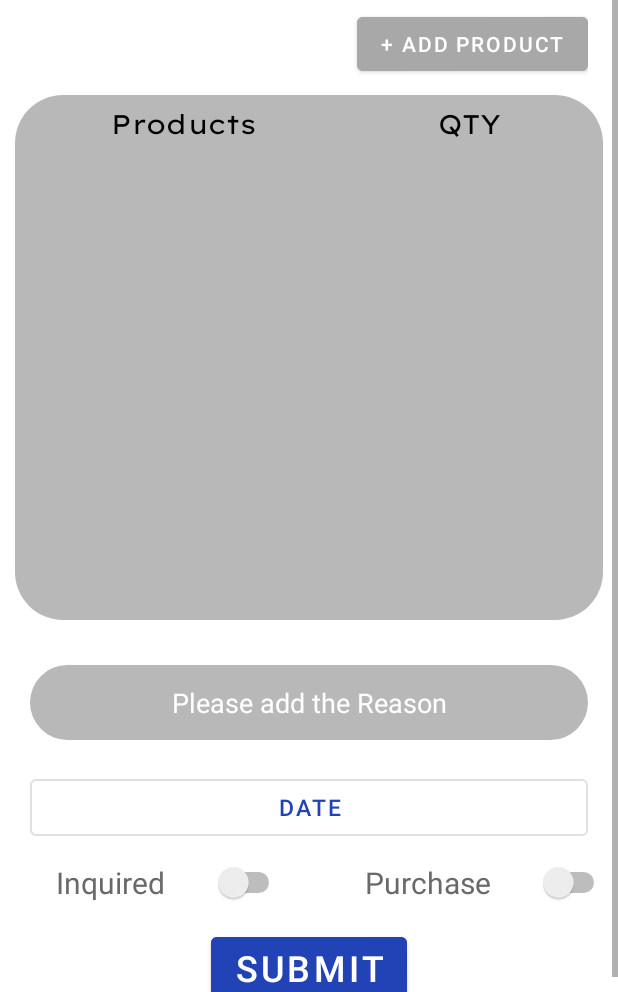
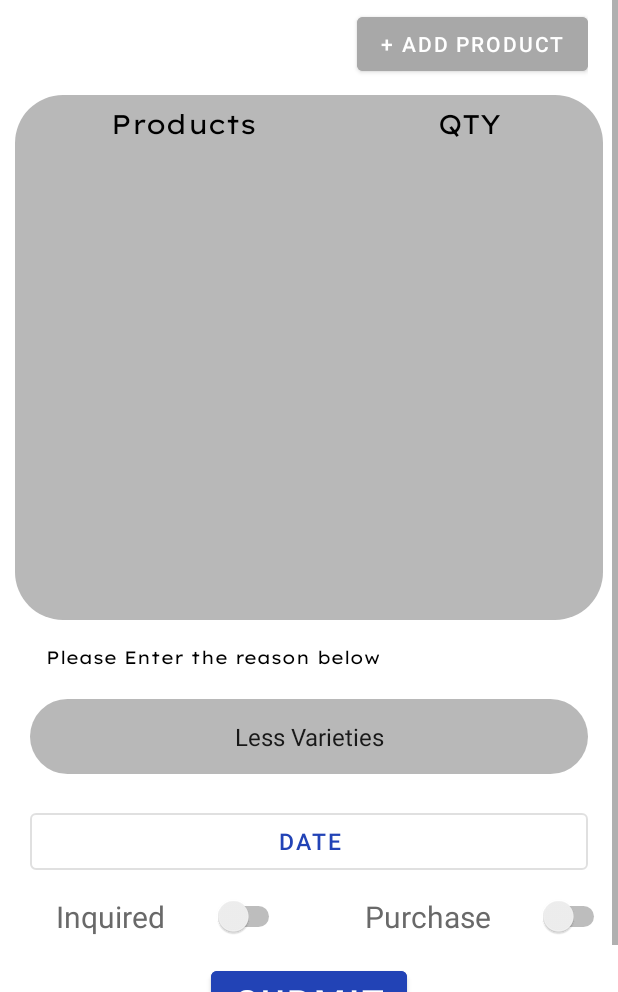
Before and after one commit to onkarmadhekar/Geeta_Dresses_V1, an Android app: the tokenDashboard screen opened directly, with no data from a screen before it, on a phone screen of 412 x 824 dp, the part 244-1236 px from its top. Run offline under Robolectric (Android 15) with nearby library versions, the phone set to English and light mode, and no system bars; our stand-ins replace Volley; network calls fail; Roboto replaces fonts that are not available here.

Commit message:
Added the spinner in the tokenDashboard-Shreyas

```diff
--- a/app/src/main/java/com/example/geeta_dresses/tokenDashboard.java
+++ b/app/src/main/java/com/example/geeta_dresses/tokenDashboard.java
@@ -5,11 +5,16 @@ import android.content.Intent;
 import android.content.SharedPreferences;
 import android.os.Bundle;
 import android.util.Log;
+import android.view.View;
 import android.view.Window;
 import android.view.WindowManager;
+import android.widget.Adapter;
+import android.widget.AdapterView;
+import android.widget.ArrayAdapter;
 import android.widget.Button;
 import android.widget.DatePicker;
 import android.widget.EditText;
+import android.widget.Spinner;
 import android.widget.Switch;
 import android.widget.TextView;
 import android.widget.Toast;
@@ -36,21 +41,22 @@ import java.util.ArrayList;
 import java.util.Calendar;
 import java.util.Date;
 
-public class tokenDashboard extends AppCompatActivity {
+public class tokenDashboard extends AppCompatActivity implements AdapterView.OnItemSelectedListener {
     private RecyclerView courseRV;
     Constant constant;
     RequestQueue requestQueue;
     Switch inquiredSW, purchasedSW;
-    EditText reasonETV;
     JsonObjectRequest jsonObjectRequest;
     Button backBTN, nameBTN, nextBTN, dateBTN;
     TextView userName, currentTokenNumber;
     SharedPreferences userSP;
-    JSONObject response_object,object;
+    JSONObject response_object, object;
     InquiryModel inquiryModel;
     DatePickerDialog picker;
-    String dataSTR;
-
+    String dataSTR, reasonSTR;
+    String[] courses = {"Less Varieties", "High Prices",
+            "Required Other Brand", "Bad Service",
+            "Required Other Variety"};
 
     // Arraylist for storing data
     private ArrayList<productsModel> productsModelArrayList;
@@ -66,6 +72,9 @@ public class tokenDashboard extends AppCompatActivity {
         //hocks
         userName = findViewById(R.id.userNameTokenNumber);
         currentTokenNumber = findViewById(R.id.userCurrentTokenNo);
+        Spinner spino = findViewById(R.id.coursesspinner);
+        spino.setOnItemSelectedListener(this);
+
         //User data part with SP
         userSP = getSharedPreferences("userMetadata", MODE_PRIVATE);
         userName.setText(userSP.getString("userName", ""));
@@ -78,7 +87,6 @@ public class tokenDashboard extends AppCompatActivity {
         nameBTN = findViewById(R.id.nameBTN);
         nextBTN = findViewById(R.id.nextToDaBTN);
         dateBTN = findViewById(R.id.InquiryDate);
-        reasonETV = findViewById(R.id.prouctReasonPF);
         inquiredSW = findViewById(R.id.InquirySW);
         purchasedSW = findViewById(R.id.PurchasedSW);
 
@@ -117,13 +125,13 @@ public class tokenDashboard extends AppCompatActivity {
                 JSONArray data_array = response.getJSONArray("data");
                 JSONObject data = (JSONObject) data_array.get(0);
 
-                reasonETV.setText(data.getString("reason"));
+                //reasonETV.setText(data.getString("reason"));
                 dateBTN.setText(data.getString("day"));
 
-                if(data.getBoolean("isEnquired")){
+                if (data.getBoolean("isEnquired")) {
                     inquiredSW.setTextOn("ON");
                 }
-                if(data.getBoolean("isPurchased")){
+                if (data.getBoolean("isPurchased")) {
                     purchasedSW.setTextOn("ON");
                 }
 
@@ -142,7 +150,7 @@ public class tokenDashboard extends AppCompatActivity {
             } catch (JSONException e) {
                 //Toast.makeText(tokenDashboard.this,"Failed to get token details!",Toast.LENGTH_SHORT).show();
             }
-        }, error -> Toast.makeText(tokenDashboard.this,"Something Went Wrong!",Toast.LENGTH_SHORT).show());
+        }, error -> Toast.makeText(tokenDashboard.this, "Something Went Wrong!", Toast.LENGTH_SHORT).show());
 
         requestQueue.add(jsonObjectRequest);
 
@@ -162,7 +170,23 @@ public class tokenDashboard extends AppCompatActivity {
             finish();
             onBackPressed();
         });
+        // Create the instance of ArrayAdapter
+        // having the list of courses
+        ArrayAdapter ad
+                = new ArrayAdapter(
+                this,
+                android.R.layout.simple_spinner_item,
+                courses);
 
+        // set simple layout resource file
+        // for each item of spinner
+        ad.setDropDownViewResource(
+                android.R.layout
+                        .simple_spinner_dropdown_item);
+
+        // Set the ArrayAdapter (ad) data on the
+        // Spinner which binds data to spinner
+        spino.setAdapter(ad);
         //nameBTN code
         nameBTN.setOnClickListener(view -> {
             Intent intent = new Intent(tokenDashboard.this, ProductFinder.class);
@@ -199,7 +223,7 @@ public class tokenDashboard extends AppCompatActivity {
             inquiryModel.setUserName(userSP.getString("userName", ""));
             inquiryModel.setCustomerId("Customer ID");
             inquiryModel.setTokenNumber(userSP.getString("tokenNumber", ""));
-            inquiryModel.setReason(reasonETV.getText().toString());
+            inquiryModel.setReason(reasonSTR);
             if (dataSTR == null) {
                 DateFormat dateFormat = new SimpleDateFormat("yyyy/MM/dd");
                 Date date = new Date();
@@ -226,4 +250,19 @@ public class tokenDashboard extends AppCompatActivity {
         });
     }
 
+    // Performing action when ItemSelected
+    // from spinner, Overriding onItemSelected method
+    @Override
+    public void onItemSelected(AdapterView<?> adapterView, View view, int i, long l) {
+//        Toast.makeText(getApplicationContext(),
+//                courses[i],
+//                Toast.LENGTH_LONG)
+//                .show();
+        reasonSTR = courses[i];
+    }
+
+    @Override
+    public void onNothingSelected(AdapterView<?> adapterView) {
+
+    }
 }
--- a/app/src/main/res/layout/activity_token_dashboard.xml
+++ b/app/src/main/res/layout/activity_token_dashboard.xml
@@ -143,16 +143,27 @@
 
 
         </LinearLayout>
-
-        <EditText
-            android:id="@+id/prouctReasonPF"
+        <TextView
+            android:layout_width="wrap_content"
+            android:layout_height="wrap_content"
+            android:layout_gravity="start"
+            android:layout_marginTop="5dp"
+            android:layout_marginStart="30dp"
+            android:fontFamily="@font/lexend_exa"
+            android:gravity="center|center_horizontal"
+            android:text="Please Enter the reason below"
+            android:textColor="@color/black"
+            android:textSize="12sp" />
+        <!--Spinner widget-->
+        <Spinner
+            android:id="@+id/coursesspinner"
+            android:layout_height="50dp"
             android:layout_width="match_parent"
-            android:layout_height="50dp"
             android:layout_margin="20dp"
             android:background="@drawable/recyler_back"
-            android:hint="Please add the Reason"
             android:textAlignment="center"
-            android:textColorHint="@color/white" />
+            android:autofillHints="Please add the reason"
+            />
         <Button
             android:id="@+id/InquiryDate"
             style="@style/Widget.MaterialComponents.Button.OutlinedButton"
```
